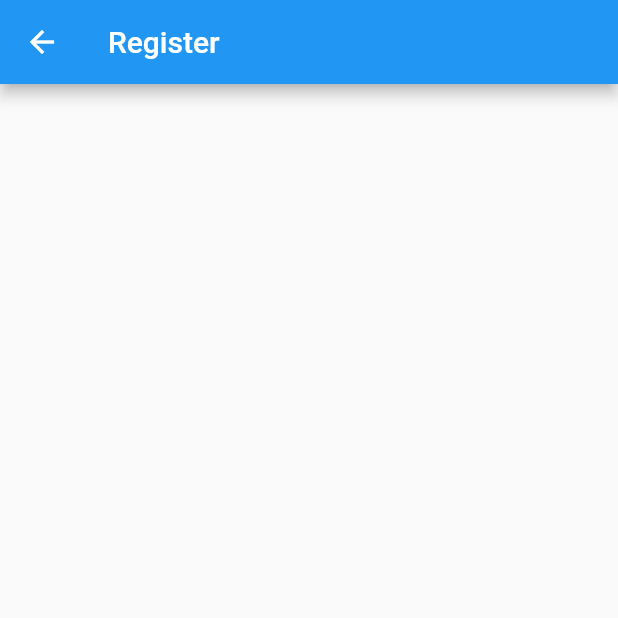
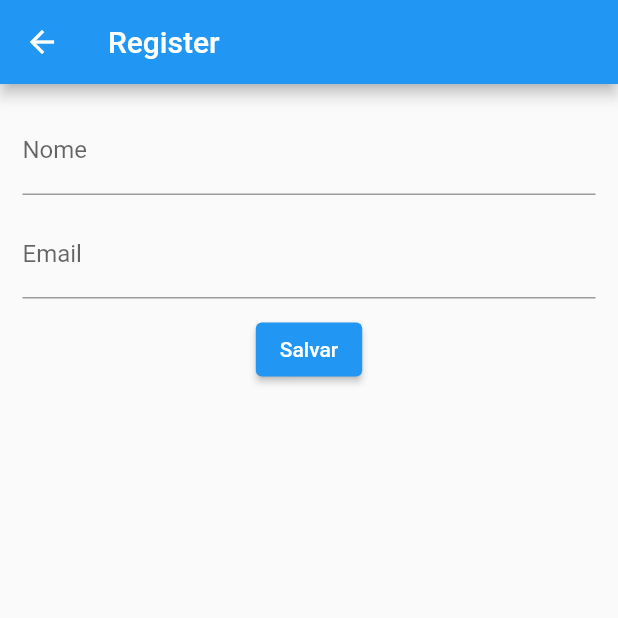
Before and after one commit to DuhAlonso/example_bloc, a Flutter app: the screen it shows after launch, after a tap on "Register", on a phone screen of 412 x 824 dp, the top half of it. Run offline on Flutter 3.47's test engine with Material 2 defaults, Android fonts, the phone set to English and light mode, and no system bars; our stand-ins replace bloc, dio, flutter_bloc, freezed_annotation; network calls fail.

Commit message:
contact register finished

```diff
--- /dev/null
+++ b/lib/features/contacts/register/bloc/contact_register_bloc.dart
@@ -0,0 +1,41 @@
+import 'dart:async';
+import 'dart:developer';
+
+import 'package:bloc/bloc.dart';
+import 'package:contact_book/models/contact_model.dart';
+import 'package:contact_book/repositories/contacts_repository.dart';
+import 'package:freezed_annotation/freezed_annotation.dart';
+part 'contact_register_state.dart';
+
+part 'contact_register_event.dart';
+part 'contact_register_bloc.freezed.dart';
+
+class ContactRegisterBloc
+    extends Bloc<ContactRegisterEvent, ContactRegisterState> {
+  final ContactsRepository _repository;
+  ContactRegisterBloc({required ContactsRepository repository})
+      : _repository = repository,
+        super(const ContactRegisterState.initial()) {
+    on<_ContactRegisterEventSave>(_save);
+  }
+
+  FutureOr<void> _save(_ContactRegisterEventSave event,
+      Emitter<ContactRegisterState> emit) async {
+    try {
+      emit(const ContactRegisterState.loading());
+
+      await Future.delayed(const Duration(seconds: 1));
+      final contactModel = ContactModel(
+        name: event.name,
+        email: event.email,
+      );
+
+      //throw Exception();
+      await _repository.createContact(contactModel);
+      emit(const ContactRegisterState.succses());
+    } catch (e, s) {
+      log('Erro ao salvar', error: e, stackTrace: s);
+      emit(const ContactRegisterState.error(error: 'Erro ao salvar contato'));
+    }
+  }
+}
--- /dev/null
+++ b/lib/features/contacts/register/bloc/contact_register_event.dart
@@ -0,0 +1,9 @@
+part of 'contact_register_bloc.dart';
+
+@freezed
+class ContactRegisterEvent with _$ContactRegisterEvent {
+  const factory ContactRegisterEvent.save({
+    required String name,
+    required String email,
+  }) = _ContactRegisterEventSave;
+}
--- /dev/null
+++ b/lib/features/contacts/register/bloc/contact_register_state.dart
@@ -0,0 +1,10 @@
+part of 'contact_register_bloc.dart';
+
+@freezed
+class ContactRegisterState with _$ContactRegisterState {
+  const factory ContactRegisterState.initial() = _ContactRegisterStateInitial;
+  const factory ContactRegisterState.loading() = _ContactRegisterStateLoading;
+  const factory ContactRegisterState.succses() = _ContactRegisterStateSuccess;
+  const factory ContactRegisterState.error({required String error}) =
+      _ContactRegisterStateError;
+}
--- a/lib/features/contacts/register/contact_register_page.dart
+++ b/lib/features/contacts/register/contact_register_page.dart
@@ -1,7 +1,26 @@
+import 'package:contact_book/features/contacts/register/bloc/contact_register_bloc.dart';
+import 'package:contact_book/widgets/loader.dart';
 import 'package:flutter/material.dart';
+import 'package:flutter_bloc/flutter_bloc.dart';
 
-class ContactRegisterPage extends StatelessWidget {
+class ContactRegisterPage extends StatefulWidget {
   const ContactRegisterPage({Key? key}) : super(key: key);
+
+  @override
+  State<ContactRegisterPage> createState() => _ContactRegisterPageState();
+}
+
+class _ContactRegisterPageState extends State<ContactRegisterPage> {
+  final _formKey = GlobalKey<FormState>();
+  final _nameEC = TextEditingController();
+  final _emailEC = TextEditingController();
+
+  @override
+  void dispose() {
+    _nameEC.dispose();
+    _emailEC.dispose();
+    super.dispose();
+  }
 
   @override
   Widget build(BuildContext context) {
@@ -9,7 +28,92 @@ class ContactRegisterPage extends StatelessWidget {
       appBar: AppBar(
         title: const Text('Register'),
       ),
-      body: Container(),
+      body: BlocListener<ContactRegisterBloc, ContactRegisterState>(
+        listenWhen: (previous, current) {
+          return current.maybeWhen(
+            succses: () => true,
+            error: (_) => true,
+            orElse: () => false,
+          );
+        },
+        listener: (context, state) {
+          state.whenOrNull(
+              succses: () => Navigator.of(context).pop(),
+              error: (message) {
+                ScaffoldMessenger.of(context).showSnackBar(
+                  SnackBar(
+                    backgroundColor: Colors.red,
+                    content: Text(
+                      message,
+                      style: const TextStyle(color: Colors.white),
+                    ),
+                  ),
+                );
+              });
+        },
+        child: Form(
+          key: _formKey,
+          child: Padding(
+            padding: const EdgeInsets.all(15.0),
+            child: Column(
+              children: [
+                TextFormField(
+                  controller: _nameEC,
+                  decoration: const InputDecoration(
+                    label: Text('Nome'),
+                  ),
+                  validator: (String? value) {
+                    if (value == null || value.isEmpty) {
+                      return 'Nome obrigatório';
+                    }
+                    return null;
+                  },
+                ),
+                const SizedBox(
+                  height: 10,
+                ),
+                TextFormField(
+                  controller: _emailEC,
+                  decoration: const InputDecoration(
+                    label: Text('Email'),
+                  ),
+                  validator: (String? value) {
+                    if (value == null || value.isEmpty) {
+                      return 'Email obrigatório';
+                    }
+                    return null;
+                  },
+                ),
+                const SizedBox(
+                  height: 10,
+                ),
+                ElevatedButton(
+                  onPressed: () {
+                    final validate = _formKey.currentState?.validate() ?? false;
+                    if (validate) {
+                      context.read<ContactRegisterBloc>().add(
+                            ContactRegisterEvent.save(
+                              name: _nameEC.text,
+                              email: _emailEC.text,
+                            ),
+                          );
+                    }
+                  },
+                  child: const Text('Salvar'),
+                ),
+                Loader<ContactRegisterBloc, ContactRegisterState>(
+                  selector: (state) {
+                    return state.maybeWhen(
+                      loading: () => true,
+                      orElse: () => false,
+                    );
+                  },
+                )
+              ],
+            ),
+          ),
+        ),
+      ),
     );
   }
 }
--- a/lib/main.dart
+++ b/lib/main.dart
@@ -4,6 +4,7 @@ import 'package:contact_book/features/bloc_example/bloc_freezed/example_freezed_
 import 'package:contact_book/features/bloc_example/bloc_freezed_example.dart';
 import 'package:contact_book/features/contacts/list/bloc/contact_list_bloc.dart';
 import 'package:contact_book/features/contacts/list/contacts_list_page.dart';
+import 'package:contact_book/features/contacts/register/bloc/contact_register_bloc.dart';
 import 'package:contact_book/features/contacts/register/contact_register_page.dart';
 import 'package:contact_book/features/contacts/update/contact_update_page.dart';
 import 'package:contact_book/home/home_page.dart';
@@ -32,11 +33,14 @@ void main() {
         '/contacts/list': (_) => BlocProvider(
               create: (context) => ContactListBloc(
                 repository: context.read<ContactsRepository>(),
-              )..add(ContactListEvent.listAllContacts()),
+              )..add(const ContactListEvent.listAllContacts()),
               child: const ContactsListPage(),
             ),
-        '/contact/register': (_) => ContactRegisterPage(),
-        '/contact/update': (_) => ContactUpdatePage(),
+        '/contact/register': (context) => BlocProvider(
+            create: (context) =>
+                ContactRegisterBloc(repository: context.read()),
+            child: const ContactRegisterPage()),
+        '/contact/update': (_) => const ContactUpdatePage(),
         '/contact_cubit': (_) => const HomePage(),
       },
     ),
```
Also changed, not shown: lib/features/contacts/list/contacts_list_page.dart (+12 -4 lines), lib/features/contacts/register/bloc/contact_register_bloc.freezed.dart (added), 1 other file.
